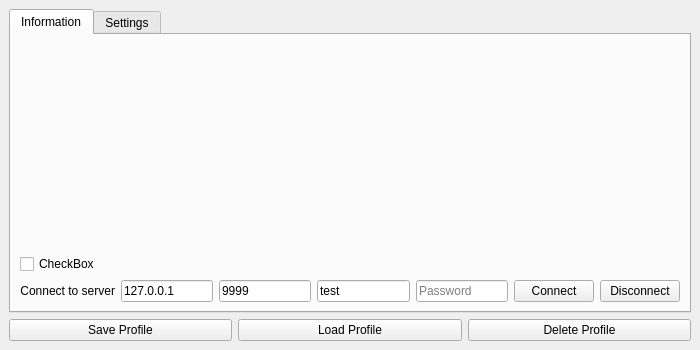
alessacher/htl-tk-chat, file frontend/ui_files/settingswindow.ui: the form before one commit.
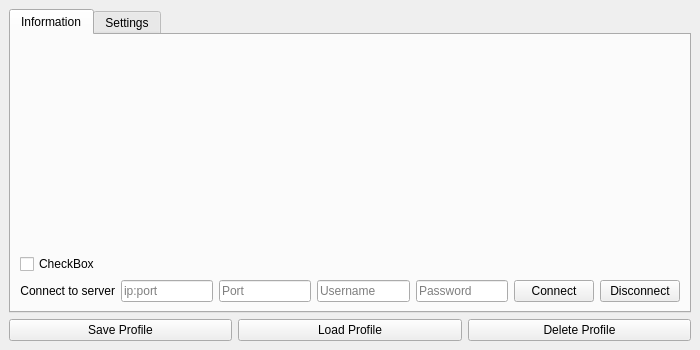
The form after the commit.

Commit message: check if SSL field exists beofre loading it link chat_client's login information with settingswindow's corresponding fields move logo.png to the correct location

The edit to the form file:
```diff
--- a/frontend/ui_files/settingswindow.ui
+++ b/frontend/ui_files/settingswindow.ui
@@ -103,7 +103,7 @@
              <string/>
             </property>
             <property name="text">
-             <string>127.0.0.1</string>
+             <string/>
             </property>
             <property name="readOnly">
              <bool>false</bool>
@@ -116,7 +116,7 @@
           <item>
            <widget class="QLineEdit" name="InputPort">
             <property name="text">
-             <string>9999</string>
+             <string/>
             </property>
             <property name="placeholderText">
              <string>Port</string>
@@ -129,7 +129,7 @@
              <string>Your Username to connect to the chat-server</string>
             </property>
             <property name="text">
-             <string>test</string>
+             <string/>
             </property>
             <property name="placeholderText">
              <string>Username</string>
```
The commit also changes 8 other files.
